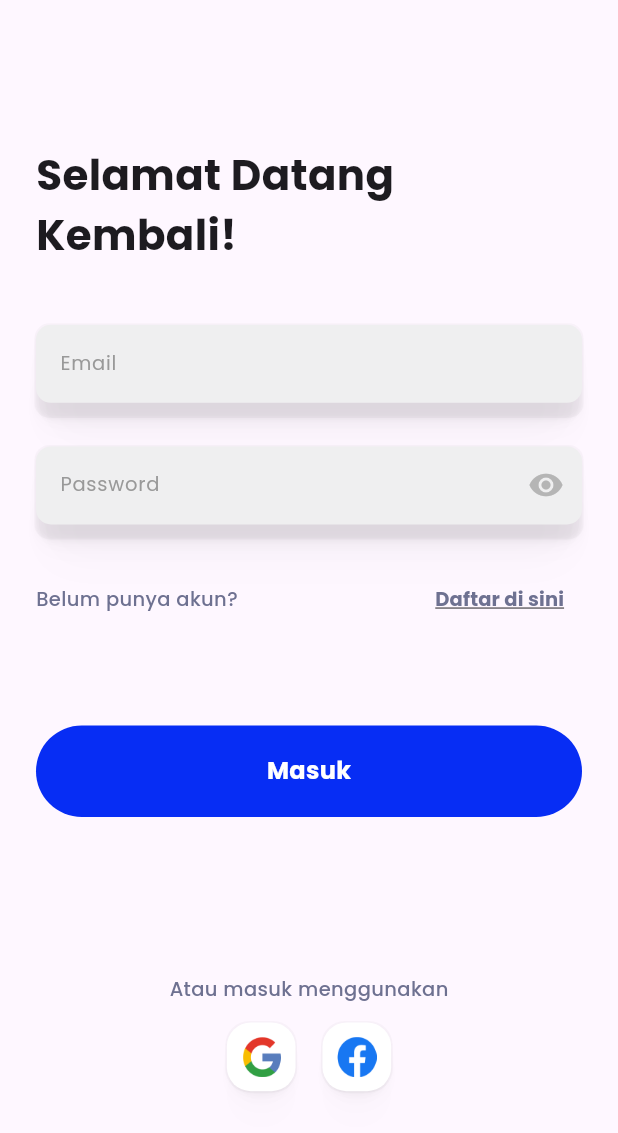
After one commit to fisimate/fisimate-app, a Flutter app: the LoginView screen opened by its route, on a phone screen of 412 x 824 dp. The commit adds this screen. Shown: the top 1133 px of the screen. Run offline on Flutter 3.47's test engine with Material 3 defaults, Android fonts, the phone set to English and light mode, and no system bars; our stand-ins replace gap, get.

Commit message:
Add login UI and refactor constant code

```diff
--- /dev/null
+++ b/lib/app/modules/login/bindings/login_binding.dart
@@ -0,0 +1,12 @@
+import 'package:get/get.dart';
+
+import '../controllers/login_controller.dart';
+
+class LoginBinding extends Bindings {
+  @override
+  void dependencies() {
+    Get.lazyPut<LoginController>(
+      () => LoginController(),
+    );
+  }
+}
--- /dev/null
+++ b/lib/app/modules/login/controllers/login_controller.dart
@@ -0,0 +1,6 @@
+import 'package:flutter/widgets.dart';
+import 'package:get/get.dart';
+
+class LoginController extends GetxController {
+  final formKey = GlobalKey<FormState>();
+}
--- /dev/null
+++ b/lib/app/modules/login/views/login_view.dart
@@ -0,0 +1,168 @@
+import 'package:fisimate/app/theme/colors.dart';
+import 'package:fisimate/app/theme/fonts.dart';
+import 'package:fisimate/app/theme/sizing.dart';
+import 'package:fisimate/app/widgets/custom_filled_button.dart';
+import 'package:fisimate/app/widgets/custom_text_field.dart';
+import 'package:flutter/material.dart';
+import 'package:gap/gap.dart';
+import 'package:get/get.dart';
+
+import '../controllers/login_controller.dart';
+
+class LoginView extends GetView<LoginController> {
+  const LoginView({Key? key}) : super(key: key);
+  @override
+  Widget build(BuildContext context) {
+    return Scaffold(
+      body: SafeArea(
+        child: Center(
+            child: SingleChildScrollView(
+          padding: const EdgeInsets.symmetric(
+            horizontal: CustomSize.marginLarge,
+          ),
+          child: Form(
+            key: controller.formKey,
+            child: Column(children: [
+              Text(
+                'Selamat Datang Kembali!',
+                style: poppinsBold.copyWith(fontSize: 28),
+              ),
+              const Gap(40.0),
+              const CustomTextField(
+                hintText: 'Email',
+                textInputAction: TextInputAction.next,
+              ),
+              const Gap(20.0),
+              CustomTextField(
+                hintText: 'Password',
+                obscureText: true,
+                textInputAction: TextInputAction.done,
+                suffixIcon: IconButton(
+                  onPressed: () {},
+                  icon: Icon(
+                    Icons.visibility,
+                    color: CustomColor.darkGreyColor,
+                  ),
+                ),
+              ),
+              const Gap(17.0),
+              _buildRegisterHereComponents(),
+              const Gap(60.0),
+              const CustomFilledButton(text: 'Masuk'),
+              const Gap(105.0),
+              Text(
+                'Atau masuk menggunakan',
+                style: subHeadingMedium.copyWith(
+                  color: const Color(0xff6E7191),
+                ),
+              ),
+              const Gap(13.0),
+              const Row(
+                mainAxisAlignment: MainAxisAlignment.center,
+                children: [
+                  CustomAssetButton(
+                    assetPath: 'assets/icons/google.png',
+                  ),
+                  Gap(18.0),
+                  CustomAssetButton(
+                    assetPath: 'assets/icons/facebook.png',
+                  ),
+                ],
+              ),
+            ]),
+          ),
+        )),
+      ),
+    );
+  }
+
+  Row _buildRegisterHereComponents() {
+    return Row(
+      mainAxisAlignment: MainAxisAlignment.spaceBetween,
+      children: [
+        Text(
+          'Belum punya akun?',
+          style: subHeadingMedium.copyWith(
+            color: const Color(0xff6E7191),
+          ),
+        ),
+        TextButton(
+          onPressed: () {},
+          child: Text(
+            'Daftar di sini',
+            style: subHeadingBold.copyWith(
+              color: const Color(0xff6E7191),
+              decoration: TextDecoration.underline,
+            ),
+          ),
+        )
+      ],
+    );
+  }
+}
+
+class CustomAssetButton extends StatelessWidget {
+  final double? size;
+  final String assetPath;
+  const CustomAssetButton({
+    super.key,
+    this.size,
+    required this.assetPath,
+  });
+
+  @override
+  Widget build(BuildContext context) {
+    return Container(
+      height: size ?? CustomSize.maxHeight / 18,
+      width: size ?? CustomSize.maxHeight / 18,
+      decoration: BoxDecoration(
+          color: CustomColor.whiteColor,
+          borderRadius: BorderRadius.circular(16),
+          boxShadow: const [
+            BoxShadow(
+              color: Color.fromARGB(6, 0, 0, 0),
+              blurRadius: 0,
+              spreadRadius: 1,
+              offset: Offset(0, 0),
+            ),
+            BoxShadow(
+              color: Color.fromARGB(6, 0, 0, 0),
+              blurRadius: 1,
+              spreadRadius: -0.5,
+              offset: Offset(0, 1),
+            ),
+            BoxShadow(
+              color: Color.fromARGB(6, 0, 0, 0),
+              blurRadius: 3,
+              spreadRadius: -1.5,
+              offset: Offset(0, 3),
+            ),
+            BoxShadow(
+              color: Color.fromARGB(6, 0, 0, 0),
+              blurRadius: 6,
+              spreadRadius: -3,
+              offset: Offset(0, 6),
+            ),
+            BoxShadow(
+              color: Color.fromARGB(6, 0, 0, 0),
+              blurRadius: 12,
+              spreadRadius: -6,
+              offset: Offset(0, 12),
+            ),
+            BoxShadow(
+              color: Color.fromARGB(6, 0, 0, 0),
+              blurRadius: 24,
+              spreadRadius: -12,
+              offset: Offset(0, 24),
+            ),
+          ]),
+      child: Center(
+        child: Image.asset(
+          assetPath,
+          height: 27,
+          width: 27,
+        ),
+      ),
+    );
+  }
+}
--- a/lib/app/routes/app_pages.dart
+++ b/lib/app/routes/app_pages.dart
@@ -1,7 +1,9 @@
 import 'package:get/get.dart';
 
-import 'package:fisimate/app/modules/home/bindings/home_binding.dart';
-import 'package:fisimate/app/modules/home/views/home_view.dart';
+import '../modules/home/bindings/home_binding.dart';
+import '../modules/home/views/home_view.dart';
+import '../modules/login/bindings/login_binding.dart';
+import '../modules/login/views/login_view.dart';
 
 part 'app_routes.dart';
 
@@ -16,5 +18,10 @@ class AppPages {
       page: () => HomeView(),
       binding: HomeBinding(),
     ),
+    GetPage(
+      name: _Paths.LOGIN,
+      page: () => const LoginView(),
+      binding: LoginBinding(),
+    ),
   ];
 }
--- a/lib/app/routes/app_routes.dart
+++ b/lib/app/routes/app_routes.dart
@@ -5,8 +5,10 @@ abstract class Routes {
   Routes._();
 
   static const HOME = _Paths.HOME;
+  static const LOGIN = _Paths.LOGIN;
 }
 
 abstract class _Paths {
   static const HOME = '/home';
+  static const LOGIN = '/login';
 }
--- a/lib/app/theme/colors.dart
+++ b/lib/app/theme/colors.dart
@@ -11,21 +11,20 @@ import 'package:flutter/services.dart';
 // );
 
 abstract class CustomColor {
-  Color errorColor = const Color(0xffE21D12);
-  Color successColor = const Color(0xff158444);
+  static Color errorColor = const Color(0xffE21D12);
+  static Color successColor = const Color(0xff158444);
 
-  Color blueColor = const Color(0xff072DF4);
-  Color lightBlueColor = const Color(0xff00C0FF);
-  Color greenColor = const Color(0xff60E000);
-  Color orangeColor = const Color(0xffFFD80A);
-  Color yellowColor = const Color(0xffFFE769);
-  Color whiteColor = const Color(0xffFFFFFF);
-  Color blackColor = const Color(0xFF18191A);
-  Color greyColor = const Color(0xFFBCBACD);
-  Color darkGreyColor = const Color(0xFFB5B5B5);
-  Color backgroundColor = const Color(0xFFf2f2f2);
-  Color likeColor = const Color.fromARGB(255, 238, 238, 238);
+  static Color blueColor = const Color(0xff072DF4);
+  static Color lightBlueColor = const Color(0xff00C0FF);
+  static Color greenColor = const Color(0xff60E000);
+  static Color orangeColor = const Color(0xffFFD80A);
+  static Color yellowColor = const Color(0xffFFE769);
+  static Color whiteColor = const Color(0xffFFFFFF);
+  static Color blackColor = const Color(0xFF18191A);
+  static Color greyColor = const Color(0xFFBCBACD);
+  static Color darkGreyColor = const Color(0xFFB5B5B5);
+  static Color backgroundColor = const Color(0xFFf2f2f2);
 
-  Color dividerColor = const Color.fromRGBO(239, 239, 239, 100);
-  Color onLoadingColor = const Color(0xFFd9d9d9);
+  static Color dividerColor = const Color.fromRGBO(239, 239, 239, 100);
+  static Color onLoadingColor = const Color(0xFFd9d9d9);
 }
--- a/lib/app/theme/fonts.dart
+++ b/lib/app/theme/fonts.dart
@@ -41,7 +41,7 @@ TextStyle headingMedium = poppinsMedium.copyWith(
   fontSize: 16.0,
 );
 
-TextStyle subHeadingBold = poppinsRegular.copyWith(
+TextStyle subHeadingBold = poppinsBold.copyWith(
   fontSize: 13.0,
 );
 
@@ -53,7 +53,7 @@ TextStyle subHeadingMedium = poppinsMedium.copyWith(
   fontSize: 13.0,
 );
 
-TextStyle subHeadingRegular = poppinsBold.copyWith(
+TextStyle subHeadingRegular = poppinsRegular.copyWith(
   fontSize: 13.0,
   height: 1.5,
 );
--- a/lib/app/theme/sizing.dart
+++ b/lib/app/theme/sizing.dart
@@ -1,16 +1,14 @@
 import 'package:get/get.dart';
 
+abstract class CustomSize {
+  static final maxWidth = Get.width;
+  static final maxHeight = Get.height;
 
+  static const marginSmall = 12.0;
+  static const marginMedium = 16.0;
+  static const marginLarge = 24.0;
 
-abstract class CustomSize {
-final maxWidth = Get.width;
-final maxHeight = Get.height;
-
-final marginSmall = 12.0;
-final marginMedium = 16.0;
-final marginLarge = 24.0;
-
-final roundedSmall = 8.0;
-final roundedMedium = 12.0;
-final roundedLarge = 16.0;
+  static const roundedSmall = 8.0;
+  static const roundedMedium = 12.0;
+  static const roundedLarge = 16.0;
 }
--- /dev/null
+++ b/lib/app/widgets/custom_filled_button.dart
@@ -0,0 +1,36 @@
+import 'package:fisimate/app/theme/colors.dart';
+import 'package:fisimate/app/theme/fonts.dart';
+import 'package:fisimate/app/theme/sizing.dart';
+import 'package:flutter/widgets.dart';
+
+class CustomFilledButton extends StatelessWidget {
+  final double? width;
+  final double? height;
+  final String text;
+  const CustomFilledButton({
+    super.key,
+    this.width,
+    this.height,
+    required this.text,
+  });
+
+  @override
+  Widget build(BuildContext context) {
+    return Container(
+      width: width ?? CustomSize.maxWidth,
+      height: height ?? CustomSize.maxHeight / 13.5,
+      decoration: BoxDecoration(
+        borderRadius: BorderRadius.circular(75.0),
+        color: CustomColor.blueColor,
+      ),
+      child: Center(
+        child: Text(
+          text,
+          style: headingBold.copyWith(
+            color: CustomColor.whiteColor,
+          ),
+        ),
+      ),
+    );
+  }
+}
--- /dev/null
+++ b/lib/app/widgets/custom_text_field.dart
@@ -0,0 +1,91 @@
+import 'package:fisimate/app/theme/fonts.dart';
+import 'package:fisimate/app/theme/sizing.dart';
+import 'package:flutter/material.dart';
+
+class CustomTextField extends StatelessWidget {
+  final double? height;
+  final double? width;
+  final String hintText;
+  final bool obscureText;
+  final Widget? suffixIcon;
+  final TextInputAction? textInputAction;
+  const CustomTextField({
+    super.key,
+    this.height,
+    this.width,
+    required this.hintText,
+    this.obscureText = false,
+    this.suffixIcon,
+    this.textInputAction,
+  });
+
+  @override
+  Widget build(BuildContext context) {
+    return Container(
+      height: height ?? CustomSize.maxHeight / 13.5,
+      width: width ?? CustomSize.maxWidth,
+      decoration: const BoxDecoration(
+          borderRadius: BorderRadius.all(Radius.circular(10.0)),
+          boxShadow: [
+            BoxShadow(
+              color: Color.fromARGB(6, 0, 0, 0),
+              blurRadius: 0,
+              spreadRadius: 1,
+              offset: Offset(0, 0),
+            ),
+            BoxShadow(
+              color: Color.fromARGB(6, 0, 0, 0),
+              blurRadius: 1,
+              spreadRadius: -0.5,
+              offset: Offset(0, 1),
+            ),
+            BoxShadow(
+              color: Color.fromARGB(6, 0, 0, 0),
+              blurRadius: 3,
+              spreadRadius: -1.5,
+              offset: Offset(0, 3),
+            ),
+            BoxShadow(
+              color: Color.fromARGB(6, 0, 0, 0),
+              blurRadius: 6,
+              spreadRadius: -3,
+              offset: Offset(0, 6),
+            ),
+            BoxShadow(
+              color: Color.fromARGB(6, 0, 0, 0),
+              blurRadius: 12,
+              spreadRadius: -6,
+              offset: Offset(0, 12),
+            ),
+            BoxShadow(
+              color: Color.fromARGB(6, 0, 0, 0),
+              blurRadius: 24,
+              spreadRadius: -12,
+              offset: Offset(0, 24),
+            ),
+          ]),
+      child: TextFormField(
+        style: subHeadingRegular.copyWith(
+          color: const Color(0xff999999),
+        ),
+        obscureText: obscureText,
+        textInputAction: textInputAction,
+        decoration: InputDecoration(
+          fillColor: const Color(0xffEFEFF0),
+          filled: true,
+          hintText: hintText,
+          hintStyle: subHeadingRegular.copyWith(
+            color: const Color(0xff999999),
+          ),
+          border: const OutlineInputBorder(
+            borderRadius: BorderRadius.all(
+              Radius.circular(10),
+            ),
+            borderSide: BorderSide.none,
+          ),
+          suffixIcon: suffixIcon,
+        ),
+      ),
+    );
+  }
+}
```
Also changed, not shown: assets/icons/facebook.png (added), assets/icons/google.png (added).
